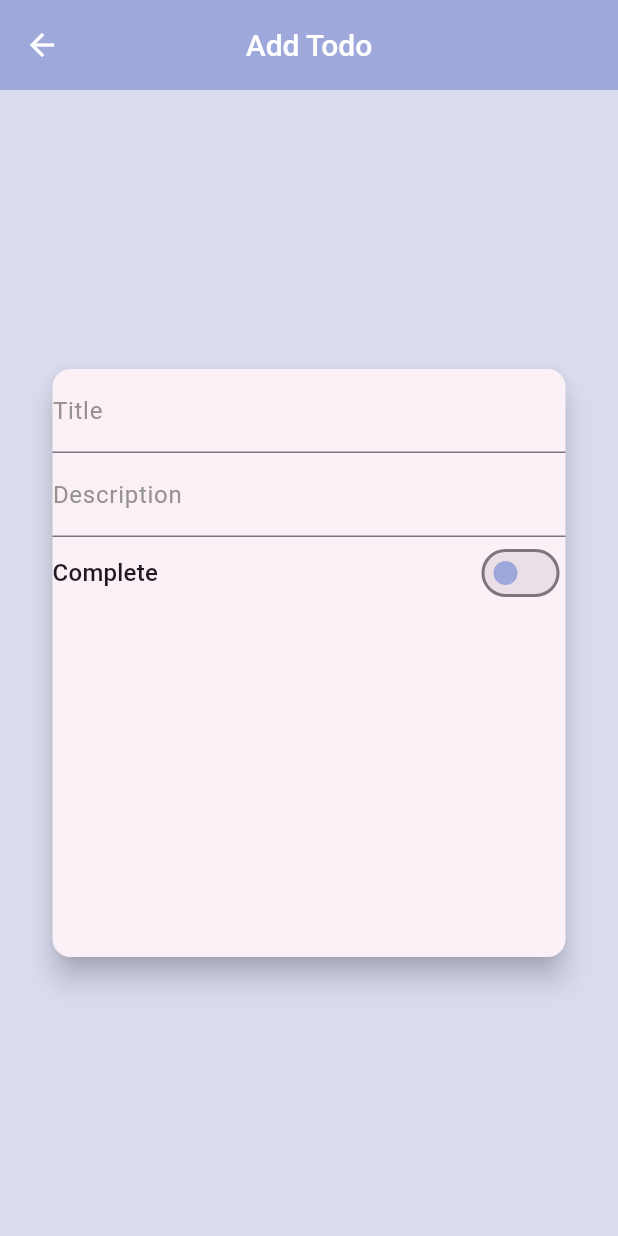
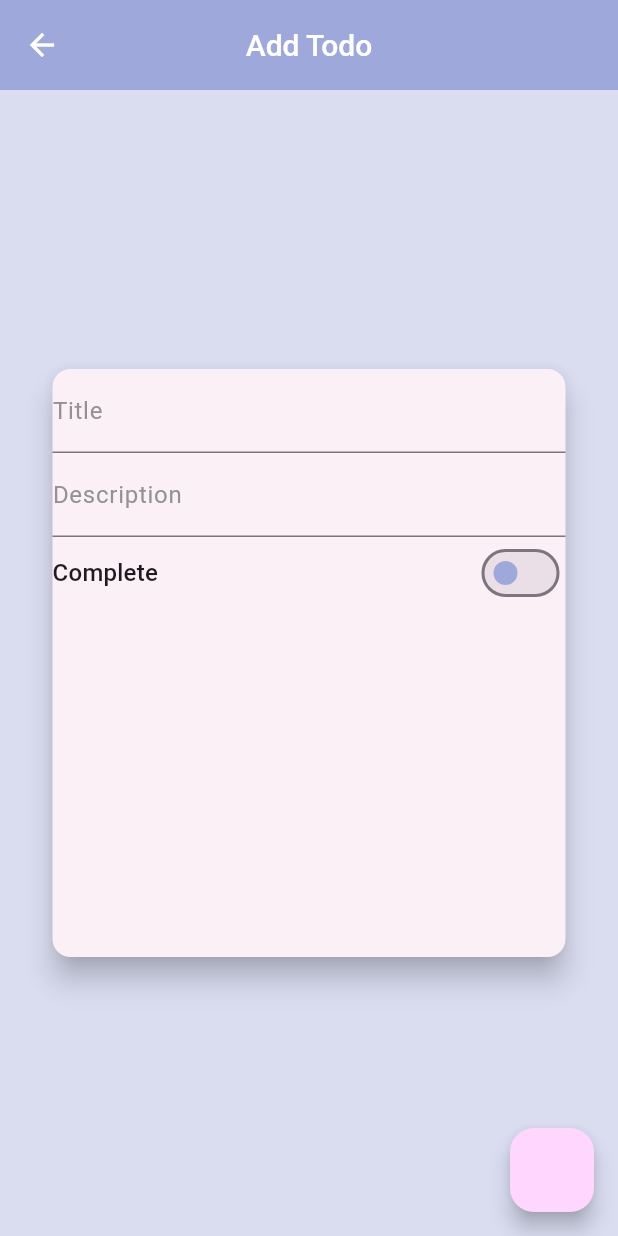
Before and after one commit to suupss/Todo, a Flutter app: the screen it shows after launch, after a tap on the "add" icon, on a phone screen of 412 x 824 dp. Run offline on Flutter 3.47's test engine with Material 3 defaults, Android fonts, the phone set to English and light mode, and no system bars; network calls fail.

Commit message:
feat: add todo to the screen

```diff
--- a/lib/Models/get_todos.dart
+++ b/lib/Models/get_todos.dart
@@ -29,9 +29,9 @@ class GetTodos {
   }
 
   Map<String, dynamic> toJson() {
-    final Map<String, dynamic> data =  <String, dynamic>{};
+    final Map<String, dynamic> data = Map<String, dynamic>();
     data['code'] = code;
-    data['success'] = success;
+    data['success'] = this.success;
     data['timestamp'] = timestamp;
     data['message'] = message;
     if (items != null) {
--- a/lib/main.dart
+++ b/lib/main.dart
@@ -33,7 +33,7 @@ theme: ThemeData(
 
 
 ),
-home: TodoListScreen(),
+home: const TodoListScreen(),
     );
   }
 }
--- a/lib/screens/add_and_update_todo.dart
+++ b/lib/screens/add_and_update_todo.dart
@@ -1,8 +1,29 @@
 import 'package:flutter/material.dart';
-import 'package:todo_app/Widgets/switch_button.dart';
+import 'package:todo_app/Models/get_todos.dart';
+import 'package:todo_app/Services/api_service.dart';
 
-class AddAndUpdateTodo extends StatelessWidget {
+class AddAndUpdateTodo extends StatefulWidget {
   const AddAndUpdateTodo({super.key});
+
+  @override
+  State<AddAndUpdateTodo> createState() => _AddAndUpdateTodoState();
+}
+
+class _AddAndUpdateTodoState extends State<AddAndUpdateTodo> {
+    bool isOn = false;
+  final TextEditingController titleController = TextEditingController();
+  final TextEditingController descriptionController = TextEditingController();
+  // final ApiService _apiService = ApiService();
+  //  Future<GetTodos>? _future;
+//  void onFloatingPress()
+//  {
+//   setState(() {
+//     _future = _apiService.postTodo(titleController.text.toString(), descriptionController.text.toString(), isOn);
+//   });
+
+//  }
+
+
 
   @override
   Widget build(BuildContext context) {
@@ -24,17 +45,18 @@ class AddAndUpdateTodo extends StatelessWidget {
             elevation: 8,
               child:  Column(
             children: [
-              const TextField(
-        decoration: InputDecoration(
+               TextField(
+                controller: titleController,
+        decoration: const InputDecoration(
           labelText: 'Title',
           labelStyle: TextStyle(color:Color.fromARGB(255, 147, 145, 145) )
 
         ),
 
               ),
-             const  TextField(
-
-                      decoration: InputDecoration(
+               TextField(
+          controller: descriptionController,
+          decoration: const InputDecoration(
           labelText: 'Description',
           labelStyle: TextStyle(color: Color.fromARGB(255, 147, 145, 145),),
 
@@ -43,7 +65,14 @@ class AddAndUpdateTodo extends StatelessWidget {
               ),
               Row(
                 children: [
-                  Text('Complete' , style: Theme.of(context).textTheme.titleMedium,), const Spacer(), const SwitchButton()
+                  Text('Complete' , style: Theme.of(context).textTheme.titleMedium,), const Spacer(),  Switch(value: isOn , onChanged: (bool value)=>{
+      setState(() {
+
+        isOn = value;
+      }
+      ),
+      },
+      inactiveThumbColor: Theme.of(context).colorScheme.primary,)
                 ],
               )
             ],
@@ -52,6 +81,10 @@ class AddAndUpdateTodo extends StatelessWidget {
             ),
           ),
         ),
+        floatingActionButton: FloatingActionButton(onPressed:(){ ApiService().postTodo(titleController.text.toString(), descriptionController.text.toString(), isOn).then((value){
+          Navigator.pop(context,true);
+        });}
+        ),
       ),
     );
   }
--- a/lib/screens/todo_list_screen.dart
+++ b/lib/screens/todo_list_screen.dart
@@ -1,9 +1,67 @@
 import 'package:flutter/material.dart';
+import 'package:todo_app/Models/get_todos.dart';
+import 'package:todo_app/Services/api_service.dart';
 import 'package:todo_app/screens/add_and_update_todo.dart';
 import 'package:todo_app/screens/todo_screens.dart';
 
-class TodoListScreen extends StatelessWidget {
+class TodoListScreen extends StatefulWidget {
   const TodoListScreen({super.key});
+
+  @override
+  State<TodoListScreen> createState() => _TodoListScreenState();
+}
+
+class _TodoListScreenState extends State<TodoListScreen> {
+
+  List<Items> isCompleted = [];
+  List<Items> isIncomplete = [];
+  GetTodos getTodos = GetTodos();
+ late Future<GetTodos> fetchData;
+ final ApiService _apiService = ApiService();
+ bool isLoading = false;
+
+  fetchDataTodo () async
+  {
+    isLoading = true;
+await _apiService.fetchData().then((value)
+{
+
+setState(() {
+
+});
+
+getTodos = value;
+for(var todo in value.items!)
+{
+  if(todo.isCompleted == true)
+  {
+isCompleted.add(todo);
+  }
+  else{
+    isIncomplete.add(todo);
+  }
+  setState(() {});
+}
+isLoading = false;
+
+
+
+}
+
+
+).onError((error, stackTrace) {
+  debugPrint(error.toString());
+},);
+  }
+
+
+
+@override
+  void initState() {
+    fetchDataTodo();
+   fetchData = _apiService.fetchData();
+    super.initState();
+  }
 
   @override
   Widget build(BuildContext context) {
@@ -31,15 +89,18 @@ class TodoListScreen extends StatelessWidget {
 
 
       ),
-      body: const TabBarView(children: [
-        TodoScreens(),
-        Text('Complete'),
-        Text('Incomplete'),
+      body: isLoading? Center(child: const CircularProgressIndicator.adaptive())  : TabBarView(children: [
+        TodoScreens(todoList: getTodos.items ?? [],),
+       TodoScreens(todoList: isCompleted,),
+       TodoScreens(todoList: isIncomplete,)
       ]),
       backgroundColor: Theme.of(context).colorScheme.secondary,
 
-      floatingActionButton: FloatingActionButton(onPressed: (){
-        Navigator.push(context, MaterialPageRoute(builder: (context)=> AddAndUpdateTodo()));
+      floatingActionButton: FloatingActionButton(onPressed: () async{
+       bool loading = await Navigator.push(context, MaterialPageRoute(builder: (context)=> const AddAndUpdateTodo()));
+if(loading == true){
+  fetchDataTodo();
+}
       }, backgroundColor: Theme.of(context).colorScheme.primary,
       child: const Icon(Icons.add),),
       ),
--- a/lib/screens/todo_screens.dart
+++ b/lib/screens/todo_screens.dart
@@ -1,11 +1,24 @@
 import 'package:flutter/material.dart';
+import 'package:todo_app/Models/get_todos.dart';
+
 
 class TodoScreens extends StatelessWidget {
-  const TodoScreens({super.key});
+ final List<Items> todoList;
+
+  const TodoScreens({super.key, required this.todoList});
 
   @override
   Widget build(BuildContext context) {
-    return ListView.separated(itemBuilder: (context,index)=> Card(
+
+ return ListView.separated(
+        shrinkWrap: true,
+      itemCount: todoList.length,
+
+      itemBuilder: (context,index){
+         final data = todoList[index];
+
+         return Card(
+
       child: Container(
       padding: const EdgeInsets.all(10),
 
@@ -16,22 +29,24 @@ class TodoScreens extends StatelessWidget {
         child: Column(
           crossAxisAlignment: CrossAxisAlignment.start,
           children: [
-            Row(children: [Text('Title', style: Theme.of(context).textTheme.titleLarge, ),const Spacer(),
+            Row(children: [Text(data.title.toString(), style: Theme.of(context).textTheme.titleLarge, ),const Spacer(),
             Container(
       width: 65,
-height: 40,
+    height: 40,
               decoration: BoxDecoration(
                 borderRadius: BorderRadius.circular(20),
                 color: Theme.of(context).colorScheme.secondary
 
               ),
-              child: IconButton(onPressed: (){}, icon: const Icon(Icons.delete_outline, color: Color.fromARGB(255, 214, 42, 29),)),
+              child: IconButton(onPressed: (){
+
+              }, icon: const Icon(Icons.delete_outline, color: Color.fromARGB(255, 214, 42, 29),)),
             )
 
          ]),
-          Text('Description', style: Theme.of(context).textTheme.titleMedium,),
+          Text(data.description.toString(), style: Theme.of(context).textTheme.titleMedium,),
 
-              Chip(label: const Text('Complete'), backgroundColor: Theme.of(context).colorScheme.primary,
+              Chip(label: data.isCompleted == true ? const Text('Complete') : const Text('Incomplete') ,backgroundColor: Theme.of(context).colorScheme.primary,
               padding: const EdgeInsets.all(5),
               side: const BorderSide(
                 color: Colors.transparent
@@ -47,6 +62,12 @@ height: 40,
 
         ),
       ),
-    ), separatorBuilder: (context,i)=> const SizedBox(height: 15,), itemCount: 10);
-  }
+    );},
+     separatorBuilder: (context,i){
+
+       return const SizedBox(height: 15);
+
+      });
+
+      }
 }
```
Also changed, not shown: lib/Services/api_service.dart (+35 -2 lines).
